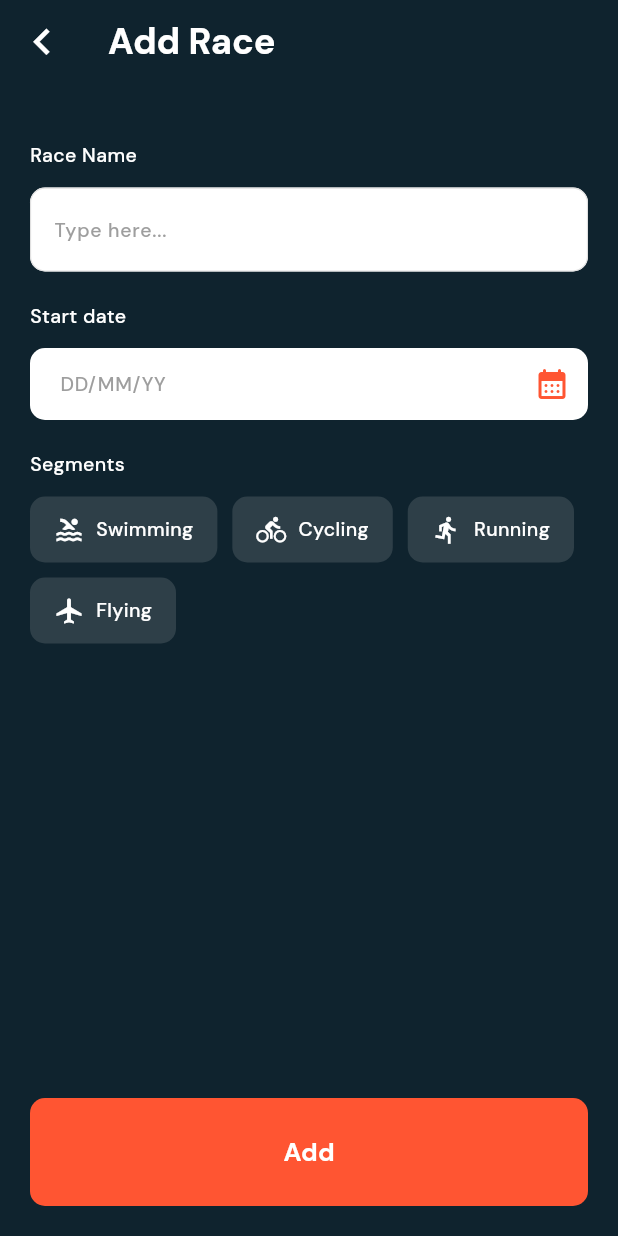
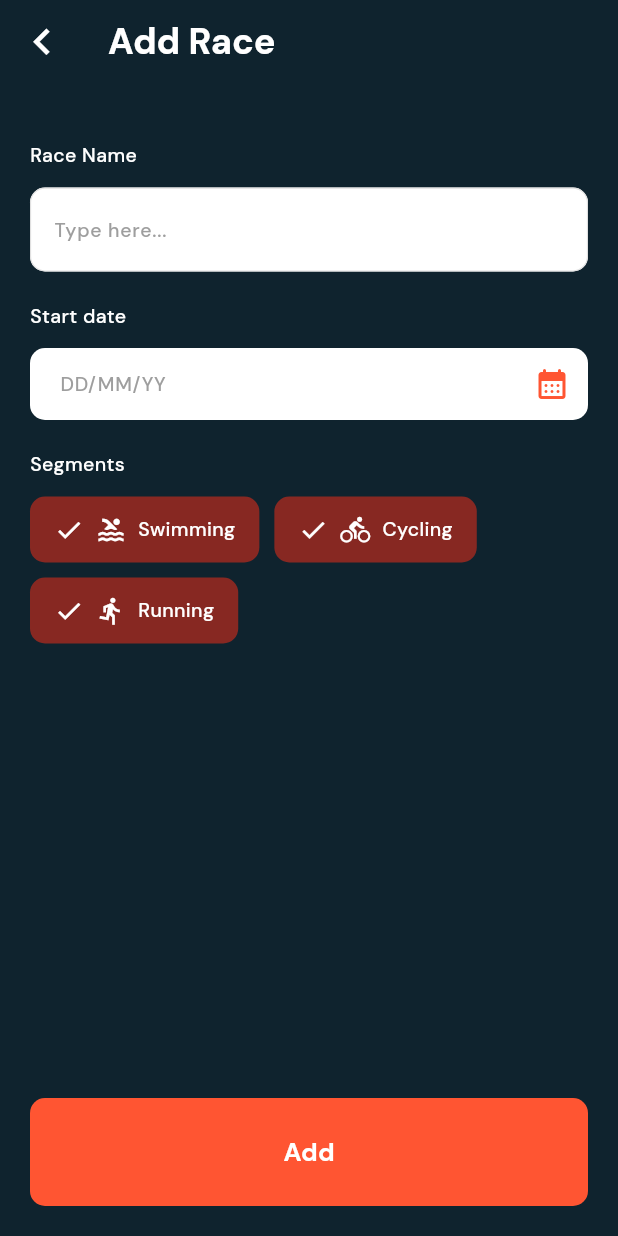
Before and after one commit to Sovansoupor/race_tracking_app, a Flutter app: the screen it shows after launch, after a tap on the "add" icon, on a phone screen of 412 x 824 dp. Run offline on Flutter 3.47's test engine with Material 3 defaults, Android fonts, the phone set to English and light mode, and no system bars; our stand-ins replace cloud_firestore, firebase_core, firebase_database, google_fonts; accounts and stored records are empty; network calls fail.

Commit message:
Refactor race-related classes to use Segment objects instead of String lists

```diff
--- a/lib/data/repository/race_repository.dart
+++ b/lib/data/repository/race_repository.dart
@@ -1,4 +1,5 @@
 import 'package:race_tracking_app/models/race/race.dart';
+import 'package:race_tracking_app/models/segment/segment.dart';
 
 abstract class RaceRepository {
   Future<Race> addRace({
@@ -6,7 +7,7 @@ abstract class RaceRepository {
     required String name,
     required DateTime startTime,
     required List<String> participantIds,
-    required List<String> segments,
+    required List<Segment> segments,
   });
   Future<List<Race>> removeRace({required String id});
   Future<List<Race>> getRace();
--- a/lib/models/race/race.dart
+++ b/lib/models/race/race.dart
@@ -5,7 +5,7 @@ class Race {
   final String name;
   final DateTime startTime;
   final List<String> participantIds;
-  final List<String> segments;
+  final List<Segment> segments;
 
 
   Race({required this.id, required this.name, required this.participantIds, required this.startTime, required this.segments});
--- a/lib/models/segment/segment.dart
+++ b/lib/models/segment/segment.dart
@@ -1,6 +1,6 @@
 import 'package:flutter/material.dart';
 
-enum ActivityType { swimming, cycling, running, flying }
+enum ActivityType { swimming, cycling, running }
 
 extension SegmentTypeExtension on ActivityType {
   String get label {
@@ -11,8 +11,6 @@ extension SegmentTypeExtension on ActivityType {
         return 'Running';
       case ActivityType.cycling:
         return 'Cycling';
-      case ActivityType.flying:
-        return 'Flying';
     }
   }
 
@@ -24,8 +22,7 @@ extension SegmentTypeExtension on ActivityType {
         return Icons.directions_run; // Icon for Running
       case ActivityType.cycling:
         return Icons.directions_bike; // Icon for Cycling
-      case ActivityType.flying:
-        return Icons.airplanemode_active; // Icon for Flying
+      // Icon for Flying
     }
   }
 }
@@ -44,7 +41,7 @@ class Segment {
     required this.name,
     required this.order,
     this.distance,
-    this.unit
+    this.unit,
   });
 
   // Add this copyWith method
--- a/lib/screens/race/race_form.dart
+++ b/lib/screens/race/race_form.dart
@@ -14,15 +14,29 @@ class RaceForm extends StatefulWidget {
 }
 
 class _RaceFormState extends State<RaceForm> {
+  late RaceProvider raceProvider;
+
   @override
   void initState() {
     super.initState();
+    raceProvider = RaceProvider();
+    for (var type in ActivityType.values.take(3)) {
+      raceProvider.toggleSegment(
+        Segment(
+          id: type.name,
+          name: type.label,
+          order: 0,
+          distance: null,
+          activityType: type,
+        ),
+      );
+    }
   }
 
   @override
   Widget build(BuildContext context) {
-    return ChangeNotifierProvider(
-      create: (_) => RaceProvider(),
+    return ChangeNotifierProvider.value(
+      value: raceProvider,
       child: Scaffold(
         backgroundColor: RaceColors.backgroundAccent,
         appBar: AppBar(
@@ -39,7 +53,7 @@ class _RaceFormState extends State<RaceForm> {
             },
           ),
         ),
-        body: _buildFormBody(),
+        body: const _buildFormBody(),
       ),
     );
   }
--- a/lib/screens/time tracker/time_tracking_screen.dart
+++ b/lib/screens/time tracker/time_tracking_screen.dart
@@ -1,5 +1,6 @@
 import 'package:flutter/material.dart';
 import 'package:provider/provider.dart';
+import 'dart:async';
 import 'package:race_tracking_app/provider/segment/segment_provider.dart';
 import 'package:race_tracking_app/screens/time%20tracker/widgets/grid_view_mode.dart';
 import 'package:race_tracking_app/screens/time%20tracker/widgets/mass_arrival_view.dart';
@@ -15,6 +16,37 @@ class TimeTrackingScreen extends StatefulWidget {
 }
 
 class _TimeTrackingScreenState extends State<TimeTrackingScreen> {
+  late Timer _timer;
+  Duration _elapsed = Duration.zero;
+
+  @override
+  void initState() {
+    super.initState();
+    _startTimer();
+  }
+
+  void _startTimer() {
+    _timer = Timer.periodic(Duration(seconds: 1), (_) {
+      setState(() {
+        _elapsed += Duration(seconds: 1);
+      });
+    });
+  }
+
+  String _formatDuration(Duration duration) {
+    String twoDigits(int n) => n.toString().padLeft(2, '0');
+    final hours = twoDigits(duration.inHours);
+    final minutes = twoDigits(duration.inMinutes.remainder(60));
+    final seconds = twoDigits(duration.inSeconds.remainder(60));
+    return "$hours:$minutes:$seconds";
+  }
+
+  @override
+  void dispose() {
+    _timer.cancel();
+    super.dispose();
+  }
+
   @override
   Widget build(BuildContext context) {
     final segmentProvider = context.watch<SegmentProvider>();
@@ -28,12 +60,22 @@ class _TimeTrackingScreenState extends State<TimeTrackingScreen> {
         toolbarHeight: 95,
         elevation: 0,
         title: Row(
+          mainAxisAlignment: MainAxisAlignment.spaceBetween,
           children: [
-            Icon(Icons.timer_outlined, color: RaceColors.white, size: 40),
+            Icon(Icons.timer_outlined, color: RaceColors.white, size: 35),
             const SizedBox(width: RaceSpacings.s),
             Text(
               'Timer',
-              style: RaceTextStyles.heading.copyWith(color: RaceColors.white),
+              style: RaceTextStyles.body.copyWith(color: RaceColors.white),
+            ),
+            Spacer(),
+            Text(
+              _formatDuration(_elapsed),
+              style: RaceTextStyles.label.copyWith(
+                color: RaceColors.white,
+                fontSize: 18,
+                fontWeight: FontWeight.bold,
+              ),
             ),
           ],
         ),
```
Also changed, not shown: lib/data/dto/race_dto.dart (+56 -6 lines), lib/data/dto/segment_dto.dart (+17 -19 lines), lib/data/repository/firebase/firebase_race_repository.dart (+10 -6 lines), lib/provider/race/race_provider.dart (+36 -3 lines), lib/provider/segment_provider.dart (deleted, +0 -246 lines), lib/screens/home/race_home_screen.dart (+21 -16 lines), lib/screens/race/race_details.dart (+9 -3 lines), lib/screens/race/segment_form.dart (+11 -6 lines).
